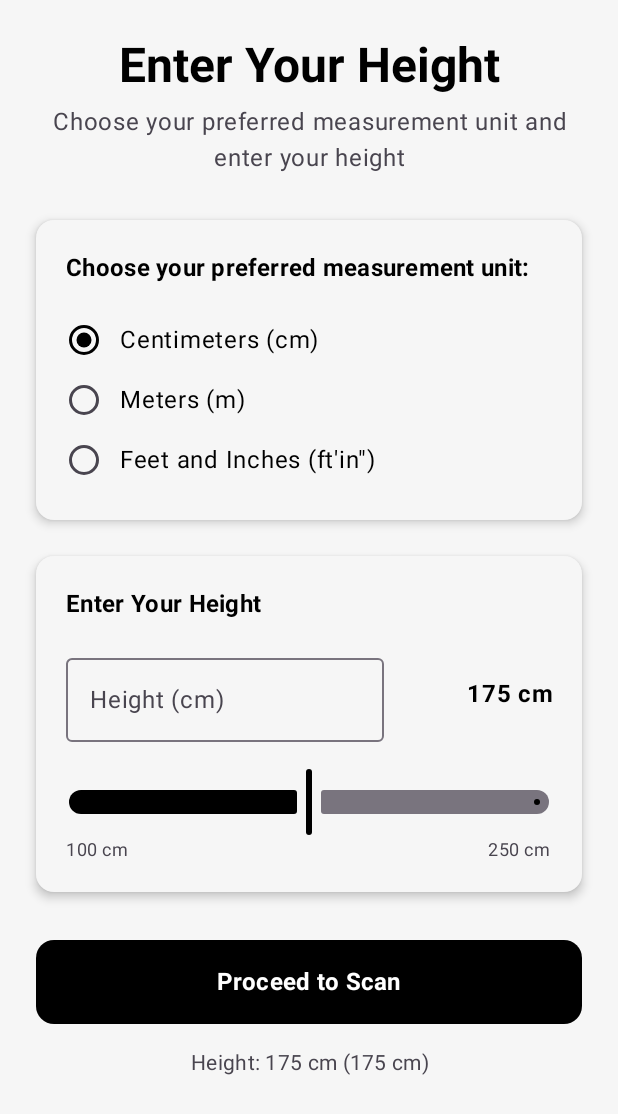
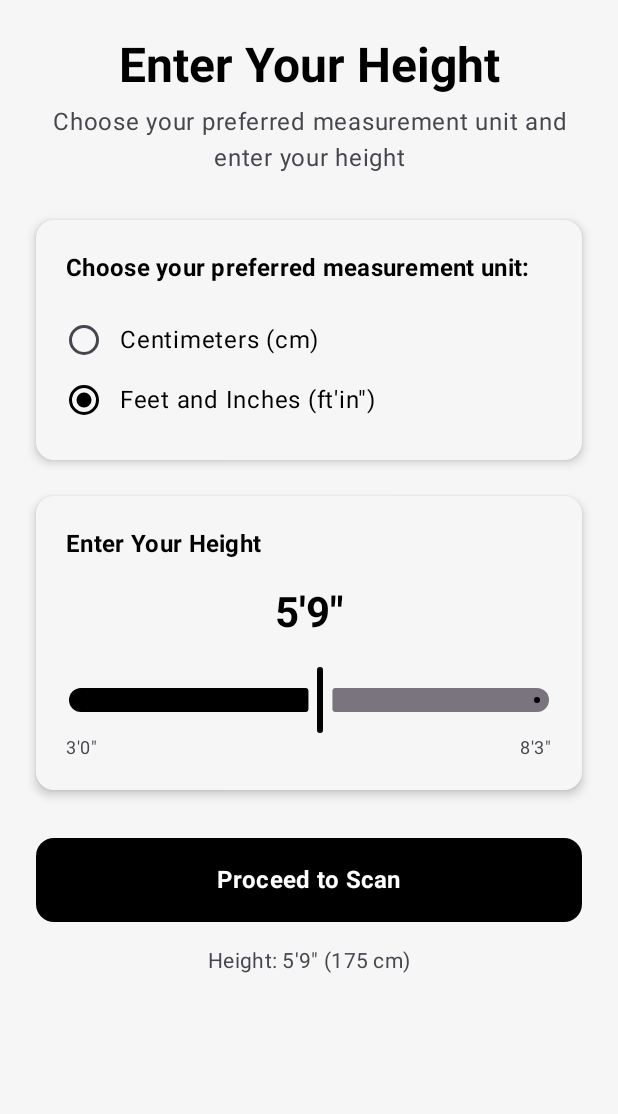
Before and after one commit to Arnold-18-CS/Body-Scan-App, an Android app built with Jetpack Compose: the @Preview function HeightInputScreenPreview, on a phone screen of 412 x 824 dp. Shown: the top 1114 px of the screen. Run offline under Robolectric (Android 15) with nearby library versions, the phone set to English and light mode, and no system bars.

Commit message:
feat: Prioritize Imperial units and refine height input UX
This commit shifts the application's focus towards Imperial units by updating the result display and streamlining the height input interaction.

- **Height Input Refinement**:
    - **Simplified Unit Selection**: Removed the "Meters" option, leaving "Centimeters" and "Feet & Inches". The default selection is now set to "Feet & Inches" (defaulting to 5'9").
    - **Conditional Input Methods**: The UI now adapts the input method based on the selected unit:
        - **Centimeters**: Uses a text field for precise manual entry.
        - **Feet & Inches**: Uses a slider for intuitive adjustment, hiding the text input field.
    - **UI Layout**: Refactored the screen to conditionally render the `OutlinedTextField` or `Slider` components based on the active unit state.

- **Measurement Display**:
    - Updated `Result3DScreen` to convert and display all body measurements in inches ("in") rather than centimeters ("cm").

Files modified:
- `app/src/main/java/com/example/bodyscanapp/ui/screens/HeightInputScreen.kt`
- `app/src/main/java/com/example/bodyscanapp/ui/screens/Result3DScreen.kt`

```diff
--- a/app/src/main/java/com/example/bodyscanapp/ui/screens/HeightInputScreen.kt
+++ b/app/src/main/java/com/example/bodyscanapp/ui/screens/HeightInputScreen.kt
@@ -54,9 +54,9 @@ fun HeightInputScreen(
     onBackClick: () -> Unit = {},
     onProceedClick: (HeightData) -> Unit = {}
 ) {
-    var selectedUnit by remember { mutableStateOf(MeasurementUnit.CENTIMETERS) }
-    var heightText by remember { mutableStateOf("") }
-    var heightSliderValue by remember { mutableFloatStateOf(175f) }
+    var selectedUnit by remember { mutableStateOf(MeasurementUnit.FEET_INCHES) }
+    var heightText by remember { mutableStateOf("") } // Empty for feet/inches (slider only)
+    var heightSliderValue by remember { mutableFloatStateOf(5.75f) } // Default to 5'9"
     var heightError by remember { mutableStateOf<String?>(null) }
     var isHeightValid by remember { mutableStateOf(false) }
 
@@ -149,35 +149,6 @@ fun HeightInputScreen(
                         )
                     }
 
-                    // Meters option
-                    Row(
-                        modifier = Modifier
-                            .fillMaxWidth()
-                            .selectable(
-                                selected = selectedUnit == MeasurementUnit.METERS,
-                                onClick = {
-                                    selectedUnit = MeasurementUnit.METERS
-                                    heightSliderValue = 1.75f
-                                    heightText = "1.75"
-                                    updateValidation()
-                                },
-                                role = Role.RadioButton
-                            )
-                            .padding(vertical = 8.dp),
-                        verticalAlignment = Alignment.CenterVertically
-                    ) {
-                        RadioButton(
-                            selected = selectedUnit == MeasurementUnit.METERS,
-                            onClick = null
-                        )
-                        Spacer(modifier = Modifier.width(12.dp))
-                        Text(
-                            text = "Meters (m)",
-                            style = MaterialTheme.typography.bodyLarge,
-                            color = MaterialTheme.colorScheme.onSurface
-                        )
-                    }
-
                     // Feet and Inches option
                     Row(
                         modifier = Modifier
@@ -187,7 +158,7 @@ fun HeightInputScreen(
                                 onClick = {
                                     selectedUnit = MeasurementUnit.FEET_INCHES
                                     heightSliderValue = 5.75f // 5'9"
-                                    heightText = "5.75"
+                                    heightText = "" // Empty for feet/inches since we only use slider
                                     updateValidation()
                                 },
                                 role = Role.RadioButton
@@ -231,12 +202,14 @@ fun HeightInputScreen(
                     modifier = Modifier.padding(bottom = 16.dp)
                 )
 
+                // Show input field only for centimeters
+                if (selectedUnit == MeasurementUnit.CENTIMETERS) {
                     Row(
                         modifier = Modifier.fillMaxWidth(),
                         verticalAlignment = Alignment.CenterVertically,
                         horizontalArrangement = Arrangement.spacedBy(12.dp)
                     ) {
-                    // TextField for height
+                        // TextField for height (centimeters only)
                         OutlinedTextField(
                             value = heightText,
                             onValueChange = { newValue ->
@@ -252,13 +225,7 @@ fun HeightInputScreen(
                                 }
                             },
                             label = {
-                            Text(
-                                when (selectedUnit) {
-                                    MeasurementUnit.CENTIMETERS -> "Height (cm)"
-                                    MeasurementUnit.METERS -> "Height (m)"
-                                    MeasurementUnit.FEET_INCHES -> "Height (ft.in)"
-                                }
-                            )
+                                Text("Height (cm)")
                             },
                             isError = heightError != null,
                             keyboardOptions = KeyboardOptions(keyboardType = KeyboardType.Decimal),
@@ -276,6 +243,21 @@ fun HeightInputScreen(
                             textAlign = TextAlign.End
                         )
                     }
+                } else {
+                    // For feet/inches, show only the display value
+                    Row(
+                        modifier = Modifier.fillMaxWidth(),
+                        horizontalArrangement = Arrangement.Center
+                    ) {
+                        Text(
+                            text = HeightData(heightSliderValue, selectedUnit).getDisplayValue(),
+                            style = MaterialTheme.typography.headlineMedium,
+                            fontWeight = FontWeight.Bold,
+                            color = MaterialTheme.colorScheme.primary,
+                            textAlign = TextAlign.Center
+                        )
+                    }
+                }
 
                 // Error message
                 if (heightError != null) {
@@ -289,19 +271,15 @@ fun HeightInputScreen(
 
                 Spacer(modifier = Modifier.height(16.dp))
 
-                // Slider for height
+                // Slider for height (only for feet/inches)
+                if (selectedUnit == MeasurementUnit.FEET_INCHES) {
                     Column(modifier = Modifier.fillMaxWidth()) {
-                    val (minValue, maxValue) = when (selectedUnit) {
-                        MeasurementUnit.CENTIMETERS -> 100f to 250f
-                        MeasurementUnit.METERS -> 1.0f to 2.5f
-                        MeasurementUnit.FEET_INCHES -> 3.0f to 8.25f // 3'0" to 8'3"
-                    }
+                        val (minValue, maxValue) = 3.0f to 8.25f // 3'0" to 8'3"
 
                         Slider(
                             value = heightSliderValue,
                             onValueChange = { newValue ->
                                 heightSliderValue = newValue
-                            heightText = String.format("%.2f", newValue)
                                 updateValidation()
                             },
                             valueRange = minValue..maxValue,
@@ -319,23 +297,16 @@ fun HeightInputScreen(
                             horizontalArrangement = Arrangement.SpaceBetween
                         ) {
                             Text(
-                            text = when (selectedUnit) {
-                                MeasurementUnit.CENTIMETERS -> "100 cm"
-                                MeasurementUnit.METERS -> "1.0 m"
-                                MeasurementUnit.FEET_INCHES -> "3'0\""
-                            },
+                                text = "3'0\"",
                                 style = MaterialTheme.typography.bodySmall,
                                 color = MaterialTheme.colorScheme.onSurfaceVariant
                             )
                             Text(
-                            text = when (selectedUnit) {
-                                MeasurementUnit.CENTIMETERS -> "250 cm"
-                                MeasurementUnit.METERS -> "2.5 m"
-                                MeasurementUnit.FEET_INCHES -> "8'3\""
-                            },
+                                text = "8'3\"",
                                 style = MaterialTheme.typography.bodySmall,
                                 color = MaterialTheme.colorScheme.onSurfaceVariant
                             )
+                        }
                     }
                 }
             }
--- a/app/src/main/java/com/example/bodyscanapp/ui/screens/Result3DScreen.kt
+++ b/app/src/main/java/com/example/bodyscanapp/ui/screens/Result3DScreen.kt
@@ -937,10 +937,12 @@ private fun MeasurementsList(
     ) {
         measurements.forEachIndexed { index, value ->
             if (index < measurementLabels.size) {
+                // Convert from centimeters to inches (1 inch = 2.54 cm)
+                val valueInInches = value / 2.54f
                 MeasurementCard(
                     label = measurementLabels[index],
-                    value = value,
-                    unit = "cm"
+                    value = valueInInches,
+                    unit = "in"
                 )
             }
         }
```
Lines whose indentation alone changed are shown as unchanged.
